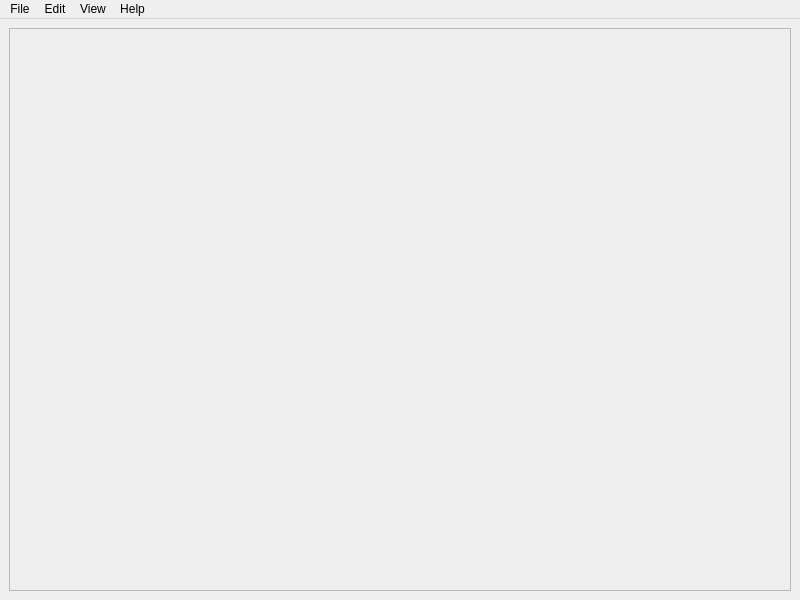
Qt form mainwindow.ui (ahakan/delta) before a commit.
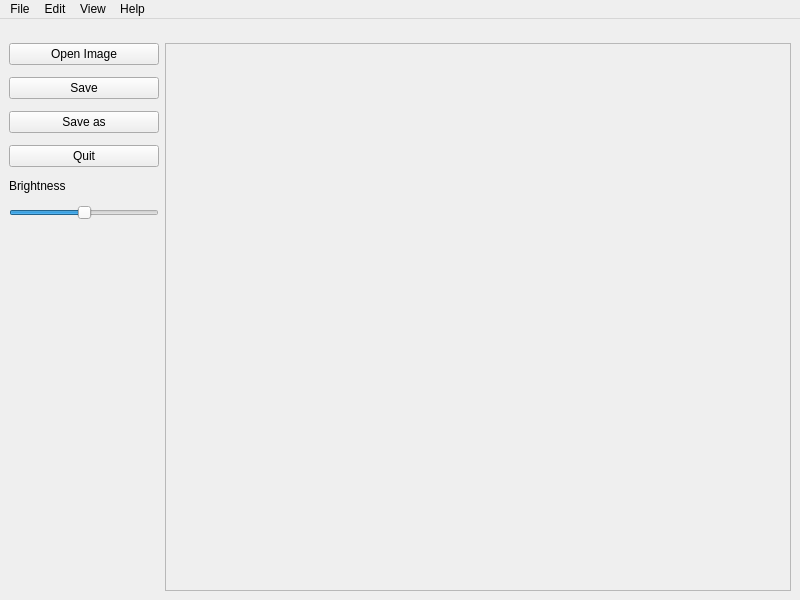
The same form after that commit.

Commit message: finish open and save image, add change brightness function

Patch:
```diff
--- a/mainwindow.ui
+++ b/mainwindow.ui
@@ -26,8 +26,8 @@
      <height>0</height>
     </size>
    </property>
-   <layout class="QGridLayout" name="gridLayout">
-    <item row="0" column="0">
+   <layout class="QGridLayout" name="gridLayout_2">
+    <item row="1" column="4">
      <widget class="QScrollArea" name="scrollArea">
       <property name="sizePolicy">
        <sizepolicy hsizetype="Expanding" vsizetype="Expanding">
@@ -35,27 +35,48 @@
         <verstretch>0</verstretch>
        </sizepolicy>
       </property>
+      <property name="maximumSize">
+       <size>
+        <width>1920</width>
+        <height>1080</height>
+       </size>
+      </property>
       <property name="widgetResizable">
        <bool>true</bool>
       </property>
+      <property name="alignment">
+       <set>Qt::AlignCenter</set>
+      </property>
       <widget class="QWidget" name="scrollAreaWidgetContents">
        <property name="geometry">
         <rect>
          <x>0</x>
          <y>0</y>
-         <width>780</width>
-         <height>558</height>
+         <width>620</width>
+         <height>542</height>
         </rect>
        </property>
-       <layout class="QGridLayout" name="gridLayout_2">
-        <item row="0" column="0">
+       <property name="maximumSize">
+        <size>
+         <width>1920</width>
+         <height>1080</height>
+        </size>
+       </property>
+       <layout class="QHBoxLayout" name="horizontalLayout">
+        <item>
          <widget class="QLabel" name="imageLabel">
           <property name="sizePolicy">
-           <sizepolicy hsizetype="Ignored" vsizetype="Ignored">
+           <sizepolicy hsizetype="Fixed" vsizetype="Fixed">
             <horstretch>0</horstretch>
             <verstretch>0</verstretch>
            </sizepolicy>
           </property>
+          <property name="maximumSize">
+           <size>
+            <width>1920</width>
+            <height>1080</height>
+           </size>
+          </property>
           <property name="cursor">
            <cursorShape>ArrowCursor</cursorShape>
           </property>
@@ -83,6 +104,170 @@
       </widget>
      </widget>
     </item>
+    <item row="1" column="1" colspan="3">
+     <layout class="QVBoxLayout" name="verticalLayout_3">
+      <property name="spacing">
+       <number>0</number>
+      </property>
+      <property name="sizeConstraint">
+       <enum>QLayout::SetDefaultConstraint</enum>
+      </property>
+      <property name="bottomMargin">
+       <number>0</number>
+      </property>
+      <item>
+       <layout class="QFormLayout" name="formLayout">
+        <property name="fieldGrowthPolicy">
+         <enum>QFormLayout::ExpandingFieldsGrow</enum>
+        </property>
+        <property name="rowWrapPolicy">
+         <enum>QFormLayout::WrapAllRows</enum>
+        </property>
+        <property name="labelAlignment">
+         <set>Qt::AlignHCenter|Qt::AlignTop</set>
+        </property>
+        <property name="formAlignment">
+         <set>Qt::AlignHCenter|Qt::AlignTop</set>
+        </property>
+        <property name="horizontalSpacing">
+         <number>12</number>
+        </property>
+        <property name="verticalSpacing">
+         <number>12</number>
+        </property>
+        <item row="0" column="0">
+         <widget class="QPushButton" name="OpenImageButton">
+          <property name="sizePolicy">
+           <sizepolicy hsizetype="Minimum" vsizetype="Fixed">
+            <horstretch>0</horstretch>
+            <verstretch>0</verstretch>
+           </sizepolicy>
+          </property>
+          <property name="minimumSize">
+           <size>
+            <width>150</width>
+            <height>0</height>
+           </size>
+          </property>
+          <property name="text">
+           <string>Open Image</string>
+          </property>
+         </widget>
+        </item>
+        <item row="1" column="0">
+         <widget class="QPushButton" name="SaveImageButton">
+          <property name="minimumSize">
+           <size>
+            <width>150</width>
+            <height>0</height>
+           </size>
+          </property>
+          <property name="styleSheet">
+           <string notr="true"/>
+          </property>
+          <property name="text">
+           <string>Save</string>
+          </property>
+         </widget>
+        </item>
+        <item row="2" column="0">
+         <widget class="QPushButton" name="SaveAsImageButton">
+          <property name="minimumSize">
+           <size>
+            <width>150</width>
+            <height>0</height>
+           </size>
+          </property>
+          <property name="text">
+           <string>Save as</string>
+          </property>
+         </widget>
+        </item>
+        <item row="3" column="0">
+         <widget class="QPushButton" name="QuitButton">
+          <property name="minimumSize">
+           <size>
+            <width>150</width>
+            <height>0</height>
+           </size>
+          </property>
+          <property name="text">
+           <string>Quit</string>
+          </property>
+         </widget>
+        </item>
+        <item row="6" column="1">
+         <spacer name="horizontalSpacer">
+          <property name="orientation">
+           <enum>Qt::Horizontal</enum>
+          </property>
+          <property name="sizeHint" stdset="0">
+           <size>
+            <width>150</width>
+            <height>20</height>
+           </size>
+          </property>
+         </spacer>
+        </item>
+        <item row="5" column="1">
+         <widget class="QSlider" name="horizontalSlider">
+          <property name="minimumSize">
+           <size>
+            <width>150</width>
+            <height>0</height>
+           </size>
+          </property>
+          <property name="maximum">
+           <number>100</number>
+          </property>
+          <property name="value">
+           <number>50</number>
+          </property>
+          <property name="sliderPosition">
+           <number>50</number>
+          </property>
+          <property name="orientation">
+           <enum>Qt::Horizontal</enum>
+          </property>
+         </widget>
+        </item>
+        <item row="4" column="1">
+         <widget class="QLabel" name="BrightnessLabel">
+          <property name="minimumSize">
+           <size>
+            <width>150</width>
+            <height>0</height>
+           </size>
+          </property>
+          <property name="text">
+           <string>Brightness</string>
+          </property>
+         </widget>
+        </item>
+       </layout>
+      </item>
+     </layout>
+    </item>
+    <item row="0" column="1" colspan="4">
+     <widget class="QLabel" name="InfoLabel">
+      <property name="font">
+       <font>
+        <pointsize>6</pointsize>
+        <weight>75</weight>
+        <bold>true</bold>
+       </font>
+      </property>
+      <property name="lineWidth">
+       <number>1</number>
+      </property>
+      <property name="text">
+       <string/>
+      </property>
+      <property name="alignment">
+       <set>Qt::AlignCenter</set>
+      </property>
+     </widget>
+    </item>
    </layout>
   </widget>
   <widget class="QMenuBar" name="menubar">
```
The commit also changes 4 other files.
